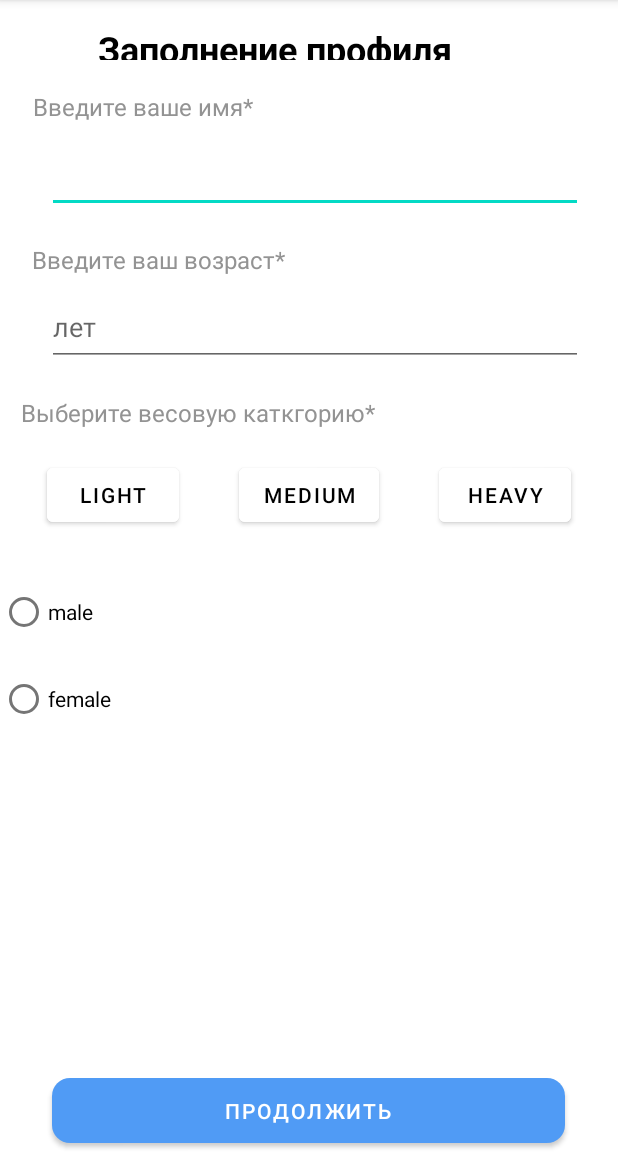
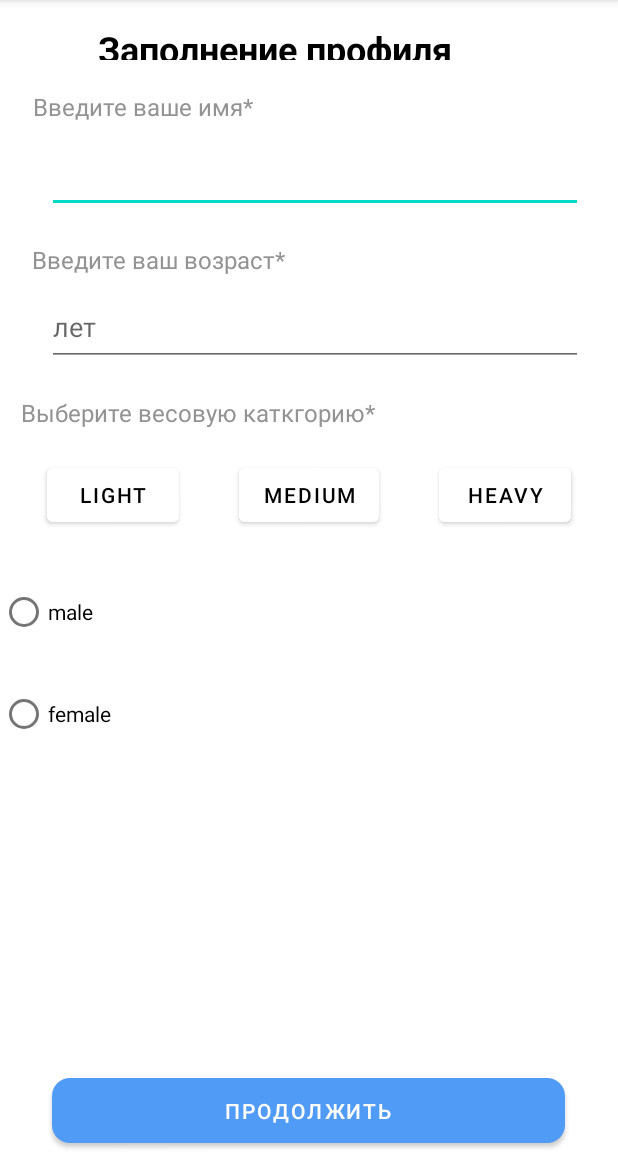
Before and after one commit to vlymar90/OssAppAndroid, an Android app: the InformationActivity screen opened directly, with no data from a screen before it, on a phone screen of 412 x 824 dp, the part 84-1236 px from its top. Run offline under Robolectric (Android 15) with nearby library versions, the light colour scheme and no system bars.

Commit message:
change position female

```diff
--- a/app/src/main/res/layout/activity_information.xml
+++ b/app/src/main/res/layout/activity_information.xml
@@ -126,9 +126,9 @@
         android:id="@+id/female"
         android:layout_width="wrap_content"
         android:layout_height="wrap_content"
-        android:layout_marginTop="10dp"
+        android:layout_marginTop="20dp"
         android:text="female"
-        android:layout_marginLeft="20dp"
+        app:layout_constraintStart_toStartOf="parent"
         app:layout_constraintTop_toBottomOf="@id/male" />
 
     <Button
```
